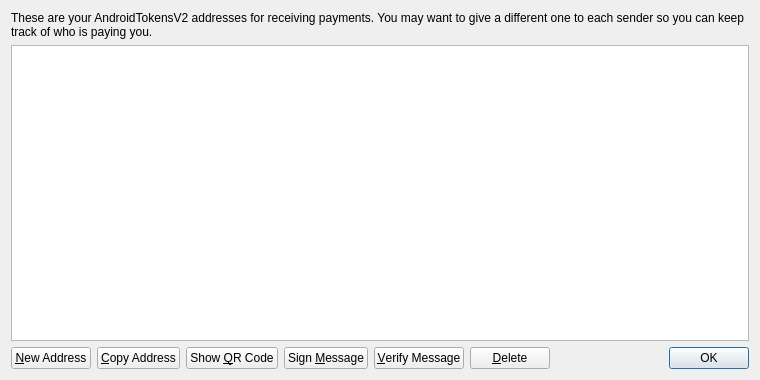
Old version of the form src/qt/forms/addressbookpage.ui in the repository CryptoRepairCrew/Android-Token-V2.
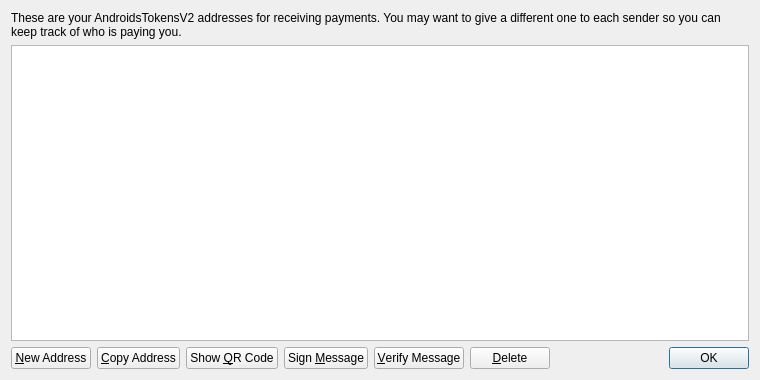
New version of the form. Icons and pictures are not drawn.

Commit message: AndroidTokens -> AndroidsTokens name change

What changed in the file:
```diff
--- a/src/qt/forms/addressbookpage.ui
+++ b/src/qt/forms/addressbookpage.ui
@@ -17,7 +17,7 @@
    <item>
     <widget class="QLabel" name="labelExplanation">
      <property name="text">
-      <string>These are your AndroidTokensV2 addresses for receiving payments. You may want to give a different one to each sender so you can keep track of who is paying you.</string>
+      <string>These are your AndroidsTokensV2 addresses for receiving payments. You may want to give a different one to each sender so you can keep track of who is paying you.</string>
      </property>
      <property name="textFormat">
       <enum>Qt::PlainText</enum>
```
Left out of the diff: 4 changed lines with no effect on the pictures. The commit also changes 49 other files.
